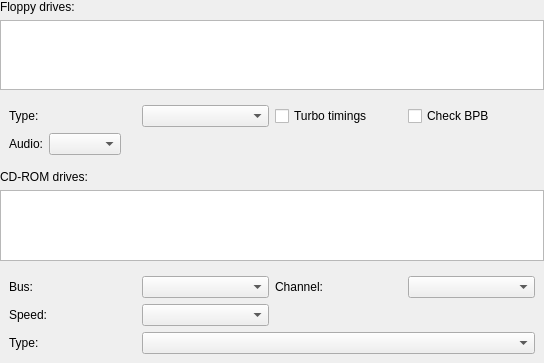
The window that src/qt/qt_settingsfloppycdrom.ui (86Box/86Box) describes before a commit, drawn with Qt 5.
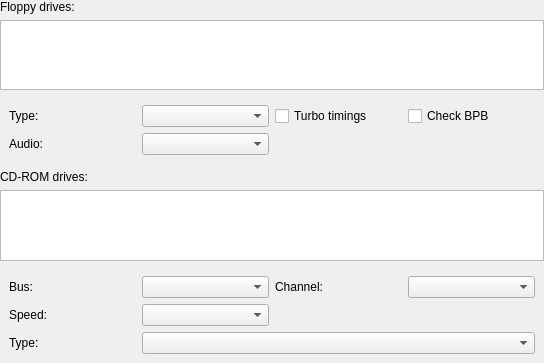
The same window after the commit.

Commit message: Fixes to the floppy samples work.

Diff of the .ui file:
```diff
--- a/src/qt/qt_settingsfloppycdrom.ui
+++ b/src/qt/qt_settingsfloppycdrom.ui
@@ -66,69 +66,48 @@
    </item>
    <item>
     <widget class="QWidget" name="floppyControls" native="true">
-     <layout class="QVBoxLayout" name="floppyVerticalLayout">
-      <item>
-       <layout class="QHBoxLayout" name="horizontalLayout">
-        <item>
+     <layout class="QGridLayout" name="floppyLayout">
+      <item row="0" column="0">
          <widget class="QLabel" name="labelFloppyType">
           <property name="text">
            <string>Type:</string>
           </property>
          </widget>
         </item>
-        <item>
+      <item row="0" column="1">
          <widget class="QComboBox" name="comboBoxFloppyType">
           <property name="maxVisibleItems">
            <number>30</number>
           </property>
          </widget>
         </item>
-        <item>
+      <item row="0" column="2">
          <widget class="QCheckBox" name="checkBoxTurboTimings">
           <property name="text">
            <string>Turbo timings</string>
           </property>
          </widget>
         </item>
-        <item>
+      <item row="0" column="3">
          <widget class="QCheckBox" name="checkBoxCheckBPB">
           <property name="text">
            <string>Check BPB</string>
           </property>
          </widget>
         </item>
-       </layout>
-      </item>
-      <item>
-       <layout class="QHBoxLayout" name="audioLayout">
-        <item>
+      <item row="1" column="0">
          <widget class="QLabel" name="labelFloppyAudio">
           <property name="text">
            <string>Audio:</string>
           </property>
          </widget>
         </item>
-        <item>
+      <item row="1" column="1">
          <widget class="QComboBox" name="comboBoxFloppyAudio">
           <property name="maxVisibleItems">
-           <number>10</number>
-          </property>
-         </widget>
-        </item>
-        <item>
-         <spacer name="audioSpacer">
-          <property name="orientation">
-           <enum>Qt::Horizontal</enum>
-          </property>
-          <property name="sizeHint" stdset="0">
-           <size>
-            <width>40</width>
-            <height>20</height>
-           </size>
-          </property>
-         </spacer>
-        </item>
-       </layout>
+         <number>30</number>
+        </property>
+       </widget>
       </item>
      </layout>
     </widget>
```
Lines whose indentation alone changed are shown as unchanged. The commit also changes 2 other files.
